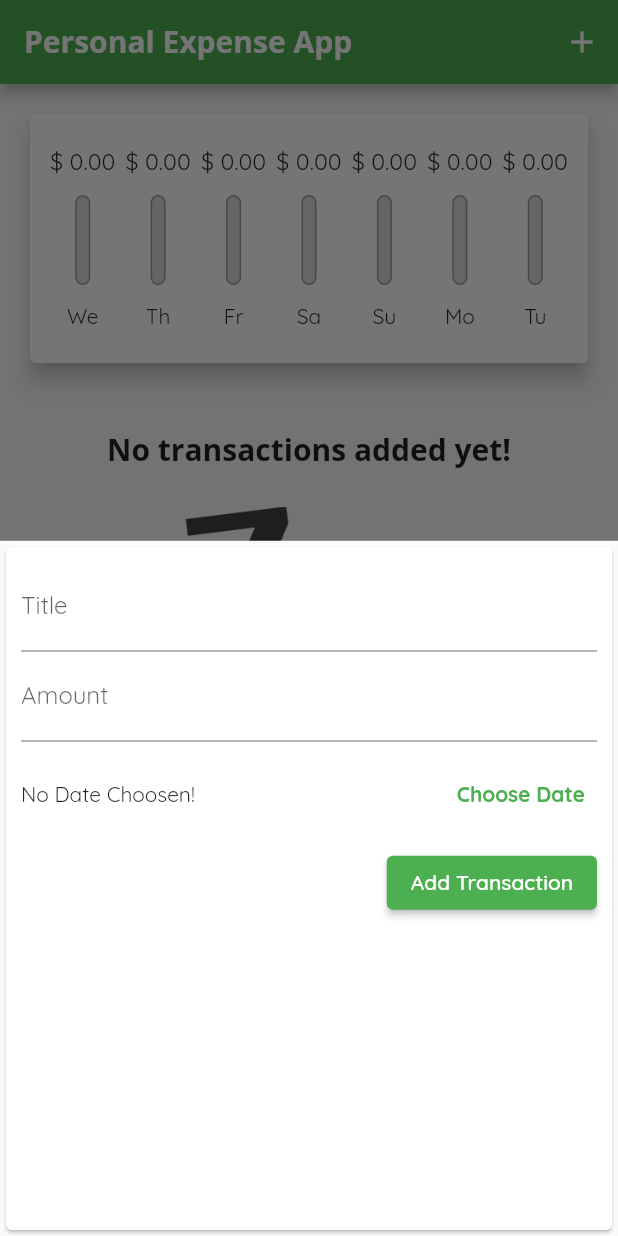
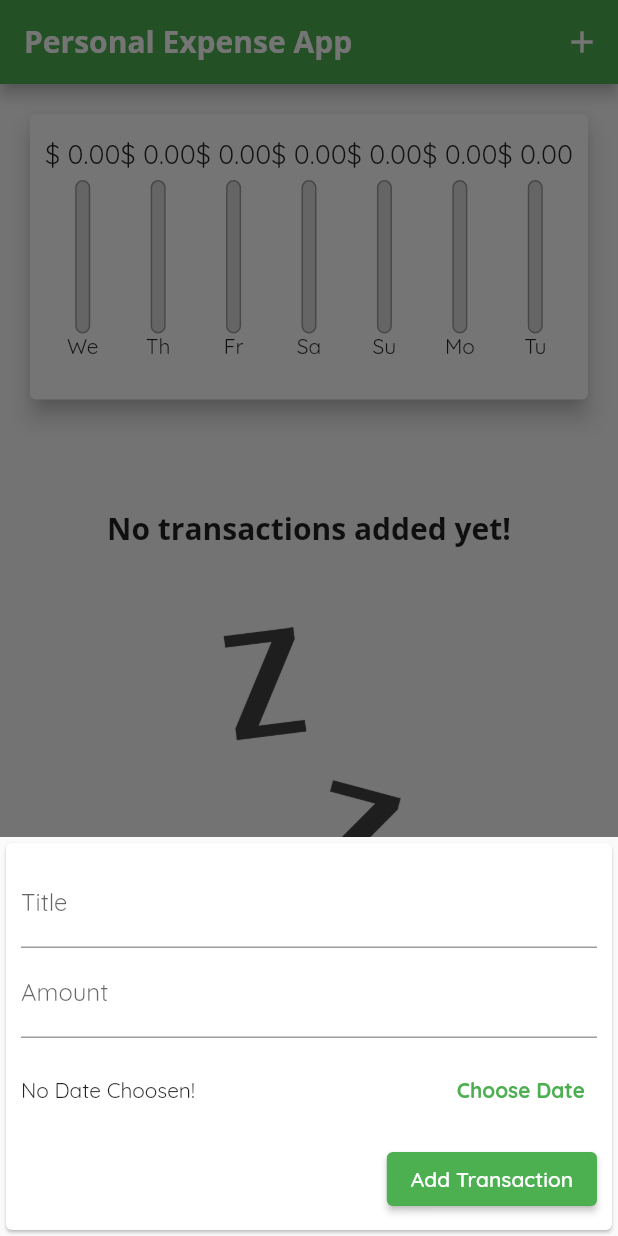
Before and after one commit to prasannakumar2495/expense_tracker, a Flutter app: the screen it shows after launch, after a tap on the "add" icon, on a phone screen of 412 x 824 dp. Run offline on Flutter 3.47's test engine with Material 2 defaults, Android fonts, the phone set to English and light mode, and no system bars.

```diff
--- a/lib/main.dart
+++ b/lib/main.dart
@@ -1,13 +1,24 @@
 // ignore_for_file: avoid_print
+
+import 'dart:io';
 
 import 'package:expense_tracker/widgets/chart.dart';
 import 'package:expense_tracker/widgets/new_transaction.dart';
 import 'package:expense_tracker/widgets/transaction_list.dart';
+import 'package:flutter/cupertino.dart';
 import 'package:flutter/material.dart';
+import 'package:flutter/services.dart';
 
 import 'models/transaction.dart';
 
 void main() {
+  WidgetsFlutterBinding.ensureInitialized();
+  SystemChrome.setPreferredOrientations([
+    DeviceOrientation.portraitUp,
+    DeviceOrientation.portraitDown,
+    DeviceOrientation.landscapeLeft,
+    DeviceOrientation.landscapeRight,
+  ]);
   runApp(const MyApp());
 }
 
@@ -19,25 +30,48 @@ class MyApp extends StatefulWidget {
 }
 
 class _MyAppState extends State<MyApp> {
+  @override
+  Widget build(BuildContext context) {
+    return MaterialApp(
+      title: "Personal Expense App",
+      theme: ThemeData(
+        errorColor: Colors.red,
+        colorScheme: ColorScheme.fromSwatch(primarySwatch: Colors.green)
+            .copyWith(secondary: Colors.amber),
+        fontFamily: 'Quicksand',
+        appBarTheme: AppBarTheme(
+          titleTextStyle: ThemeData.light()
+              .textTheme
+              .copyWith(
+                headline6: const TextStyle(
+                  fontFamily: 'OpenSans',
+                  fontSize: 20,
+                  fontWeight: FontWeight.bold,
+                ),
+              )
+              .headline6,
+        ),
+      ),
+      home: const Home(),
+    );
+  }
+}
+
+class Home extends StatefulWidget {
+  const Home({Key? key}) : super(key: key);
+
+  @override
+  State<Home> createState() => _HomeState();
+}
+
+class _HomeState extends State<Home> {
   // late String _titleInput;
   final titleController = TextEditingController();
 
   final amountController = TextEditingController();
 
-  final List<Transaction> _userTransaction = [
-    // Transaction(
-    //   id: "t1",
-    //   title: "New Shoes",
-    //   amount: 69.99,
-    //   dateTime: DateTime.now(),
-    // ),
-    // Transaction(
-    //   id: "t2",
-    //   title: "Groceries",
-    //   amount: 9.99,
-    //   dateTime: DateTime.now(),
-    // ),
-  ];
+  final List<Transaction> _userTransaction = [];
+  bool _showChart = false;
 
   List<Transaction> get _recentTransactions {
     return _userTransaction.where((tx) {
@@ -86,36 +120,23 @@ class _MyAppState extends State<MyApp> {
 
   @override
   Widget build(BuildContext context) {
-    return MaterialApp(
-      title: "Personal Expense App",
-      theme: ThemeData(
-        errorColor: Colors.red,
-        colorScheme: ColorScheme.fromSwatch(primarySwatch: Colors.green)
-            .copyWith(secondary: Colors.amber),
-        fontFamily: 'Quicksand',
-        appBarTheme: AppBarTheme(
-          titleTextStyle: ThemeData.light()
-              .textTheme
-              .copyWith(
-                headline6: const TextStyle(
-                  fontFamily: 'OpenSans',
-                  fontSize: 20,
-                  fontWeight: FontWeight.bold,
+    final mediaQuery = MediaQuery.of(context);
+    final appBar = Platform.isIOS
+        ? CupertinoNavigationBar(
+            middle: const Text("Personal Expenses"),
+            trailing: Row(
+              mainAxisSize: MainAxisSize.min,
+              children: [
+                Builder(builder: (context) {
+                  return GestureDetector(
+                    child: const Icon(CupertinoIcons.add),
+                    onTap: () => _startAddNewTransaction(context),
+                  );
+                })
+              ],
             ),
           )
-              .headline6,
-        ),
-      ),
-      home: Builder(builder: (context) {
-        /**
-         * We have surrounded the IconButton with Builder, to get the perfect "context".
-         * So, that we can pass it to the BottomSheet.
-         * If not, BottomSheet is not being displayed.
-         */
-        return Scaffold(
-          resizeToAvoidBottomInset: true,
-          appBar: AppBar(
-            /**This is the name displayed, in the AppBar when the application is open. */
+        : AppBar(
             title: const Text("Personal Expense App"),
             actions: [
               Builder(builder: (context) {
@@ -125,29 +146,102 @@ class _MyAppState extends State<MyApp> {
                 );
               }),
             ],
+          ) as PreferredSizeWidget;
+
+    final pageBody = SafeArea(
+      child: Column(
+        children: <Widget>[
+          if (mediaQuery.orientation == Orientation.landscape)
+            SizedBox(
+              height: ((mediaQuery.size.height) -
+                      (appBar.preferredSize.height) -
+                      (mediaQuery.padding.top)) *
+                  0.2,
+              child: Row(
+                mainAxisAlignment: MainAxisAlignment.center,
+                children: [
+                  const Text("Show Chart"),
+                  Switch.adaptive(
+                    activeColor: Theme.of(context).colorScheme.secondary,
+                    value: _showChart,
+                    onChanged: (value) {
+                      setState(() {
+                        _showChart = value;
+                      });
+                    },
                   ),
-          body: Column(
-            crossAxisAlignment: CrossAxisAlignment.stretch,
-            children: <Widget>[
+                ],
+              ),
+            ),
+          if (mediaQuery.orientation == Orientation.landscape)
+            _showChart
+                ? SizedBox(
+                    height: ((mediaQuery.size.height) -
+                            (appBar.preferredSize.height) -
+                            (mediaQuery.padding.top)) *
+                        0.7,
+                    width: double.infinity,
+                    child: Chart(recentTransactions: _recentTransactions),
+                  )
+                : SizedBox(
+                    height: ((mediaQuery.size.height) -
+                            (appBar.preferredSize.height) -
+                            (mediaQuery.padding.top)) *
+                        0.7,
+                    child: TransactionList(
+                      userTransaction: _userTransaction,
+                      deleteTransaction: _deleteTransaction,
+                    ),
+                  ),
+          if (!(MediaQuery.of(context).orientation == Orientation.landscape))
             SizedBox(
-                height: MediaQuery.of(context).size.height / 4,
+              height: ((mediaQuery.size.height) -
+                      (appBar.preferredSize.height) -
+                      (mediaQuery.padding.top)) *
+                  0.3,
               width: double.infinity,
               child: Chart(recentTransactions: _recentTransactions),
             ),
-              TransactionList(
+          if (!(MediaQuery.of(context).orientation == Orientation.landscape))
+            SizedBox(
+              height: ((mediaQuery.size.height) -
+                      (appBar.preferredSize.height) -
+                      (mediaQuery.padding.top)) *
+                  0.6,
+              child: TransactionList(
                 userTransaction: _userTransaction,
                 deleteTransaction: _deleteTransaction,
               ),
+            ),
         ],
       ),
+    );
+
+    return Builder(builder: (context) {
+      /**
+         * We have surrounded the IconButton with Builder, to get the perfect "context".
+         * So, that we can pass it to the BottomSheet.
+         * If not, BottomSheet is not being displayed.
+         */
+      return Platform.isIOS
+          ? CupertinoPageScaffold(
+              resizeToAvoidBottomInset: true,
+              navigationBar: appBar as ObstructingPreferredSizeWidget,
+              child: pageBody,
+            )
+          : Scaffold(
+              resizeToAvoidBottomInset: true,
+              appBar: appBar,
+              body: pageBody,
               floatingActionButtonLocation:
                   FloatingActionButtonLocation.centerFloat,
-          floatingActionButton: FloatingActionButton(
+              floatingActionButton: Platform.isIOS
+                  ? const SizedBox()
+                  : FloatingActionButton(
                       child: const Icon(Icons.add),
                       onPressed: () => _startAddNewTransaction(context),
                     ),
             );
-      }),
-    );
+    });
   }
 }
--- /dev/null
+++ b/lib/widgets/adaptiveTextButton.dart
@@ -0,0 +1,37 @@
+// ignore_for_file: file_names
+
+import 'dart:io';
+import 'package:flutter/cupertino.dart';
+import 'package:flutter/material.dart';
+
+class AdaptiveTextButton extends StatelessWidget {
+  final String text;
+  final Function handler;
+
+  const AdaptiveTextButton(
+      {Key? key, required this.text, required this.handler})
+      : super(key: key);
+
+  @override
+  Widget build(BuildContext context) {
+    return Platform.isIOS
+        ? CupertinoButton(
+            onPressed: () => handler(),
+            child: Text(
+              text,
+              style: const TextStyle(
+                fontWeight: FontWeight.bold,
+              ),
+            ),
+          )
+        : TextButton(
+            onPressed: () => handler(),
+            child: Text(
+              text,
+              style: const TextStyle(
+                fontWeight: FontWeight.bold,
+              ),
+            ),
+          );
+  }
+}
--- a/lib/widgets/chart_bar.dart
+++ b/lib/widgets/chart_bar.dart
@@ -14,11 +14,13 @@ class ChartBar extends StatelessWidget {
 
   @override
   Widget build(BuildContext context) {
+    return LayoutBuilder(
+      builder: (ctx, constraints) {
         return Column(
           mainAxisAlignment: MainAxisAlignment.spaceEvenly,
           children: [
             SizedBox(
-          height: 20,
+              height: constraints.maxHeight * 0.2,
               child: FittedBox(
                 child: Text(
                   "\$ ${spendingAmount.toStringAsFixed(2)}",
@@ -26,7 +28,7 @@ class ChartBar extends StatelessWidget {
               ),
             ),
             SizedBox(
-          height: 60,
+              height: constraints.maxHeight * 0.6,
               width: 10,
               child: Stack(
                 /**The children are placed from bottom to top. */
@@ -50,8 +52,10 @@ class ChartBar extends StatelessWidget {
                 ],
               ),
             ),
-        Text(label),
+            SizedBox(height: constraints.maxHeight * 0.2, child: Text(label)),
           ],
+        );
+      },
     );
   }
 }
--- a/lib/widgets/new_transaction.dart
+++ b/lib/widgets/new_transaction.dart
@@ -1,3 +1,4 @@
+import 'package:expense_tracker/widgets/AdaptiveTextButton.dart';
 import 'package:flutter/material.dart';
 import 'package:intl/intl.dart';
 
@@ -39,9 +40,9 @@ class _NewTransactionState extends State<NewTransaction> {
     Navigator.of(context).pop();
   }
 
-  void _persentDatePicker(BuildContext context) {
+  void _presentDatePicker(BuildContext ctx) {
     showDatePicker(
-      context: context,
+      context: ctx,
       initialDate: DateTime.now(),
       firstDate: DateTime(2022),
       lastDate: DateTime.now(),
@@ -59,23 +60,23 @@ class _NewTransactionState extends State<NewTransaction> {
 
   @override
   Widget build(BuildContext context) {
-    return Card(
+    return SingleChildScrollView(
+      child: Card(
         child: Padding(
-        padding: const EdgeInsets.all(10),
+          padding: EdgeInsets.only(
+            top: 10,
+            left: 10,
+            right: 10,
+            bottom: MediaQuery.of(context).viewInsets.bottom + 10,
+          ),
           child: Column(crossAxisAlignment: CrossAxisAlignment.end, children: [
             TextField(
               controller: _titleController,
-            // onChanged: (value) {
-            //   _titleInput = value;
-            // },
               decoration: const InputDecoration(labelText: "Title"),
               onSubmitted: (_) => _submitData(),
             ),
             TextField(
               controller: _amountController,
-            // onChanged: (value) {
-            //   _amountInput = value;
-            // },
               decoration: const InputDecoration(labelText: "Amount"),
               keyboardType: const TextInputType.numberWithOptions(
                   signed: true, decimal: true),
@@ -93,17 +94,14 @@ class _NewTransactionState extends State<NewTransaction> {
                           : "Picked Date: ${DateFormat.yMMMd().format(_selectedDate!)}",
                     ),
                   ),
-                Builder(builder: (context) {
-                  return TextButton(
-                    onPressed: () => _persentDatePicker(context),
-                    child: const Text(
-                      "Choose Date",
-                      style: TextStyle(
-                        fontWeight: FontWeight.bold,
-                      ),
-                    ),
+                  Builder(
+                    builder: (ctx) {
+                      return AdaptiveTextButton(
+                        text: "Choose Date",
+                        handler: () => _presentDatePicker(ctx),
                       );
-                })
+                    },
+                  )
                 ],
               ),
             ),
@@ -113,6 +111,7 @@ class _NewTransactionState extends State<NewTransaction> {
             )
           ]),
         ),
+      ),
     );
   }
 }
--- a/lib/widgets/transaction_list.dart
+++ b/lib/widgets/transaction_list.dart
@@ -14,10 +14,10 @@ class TransactionList extends StatelessWidget {
 
   @override
   Widget build(BuildContext context) {
-    return SizedBox(
-      height: 500,
-      child: userTransaction.isEmpty
-          ? Column(
+    return userTransaction.isEmpty
+        ? LayoutBuilder(
+            builder: ((context, constraints) {
+              return Column(
                 mainAxisAlignment: MainAxisAlignment.spaceEvenly,
                 children: [
                   Text(
@@ -25,13 +25,15 @@ class TransactionList extends StatelessWidget {
                     style: Theme.of(context).appBarTheme.titleTextStyle,
                   ),
                   SizedBox(
-                  height: 400,
+                    height: constraints.maxHeight * 0.6,
                     child: Image.asset(
                       'assets/images/waiting.png',
                       fit: BoxFit.cover,
                     ),
                   ),
                 ],
+              );
+            }),
           )
         : ListView.builder(
             itemCount: userTransaction.length,
@@ -56,20 +58,26 @@ class TransactionList extends StatelessWidget {
                     style: Theme.of(context).appBarTheme.titleTextStyle,
                   ),
                   subtitle: Text(
-                      DateFormat.yMMMd()
-                          .format(userTransaction[index].dateTime),
+                    DateFormat.yMMMd().format(userTransaction[index].dateTime),
                   ),
-                    trailing: IconButton(
+                  trailing: MediaQuery.of(context).size.width > 460
+                      ? TextButton.icon(
                           onPressed: () => deleteTransaction(
                             userTransaction[index].id,
                           ),
                           icon: const Icon(Icons.delete),
-                      color: Theme.of(context).errorColor,
+                          label: const Text("Delete"),
+                        )
+                      : IconButton(
+                          onPressed: () => deleteTransaction(
+                            userTransaction[index].id,
+                          ),
+                          icon: const Icon(Icons.delete),
+                          color: Theme.of(context).colorScheme.primary,
                         ),
                 ),
               );
             },
-            ),
           );
   }
 }
```
Lines whose indentation alone changed are shown as unchanged.
